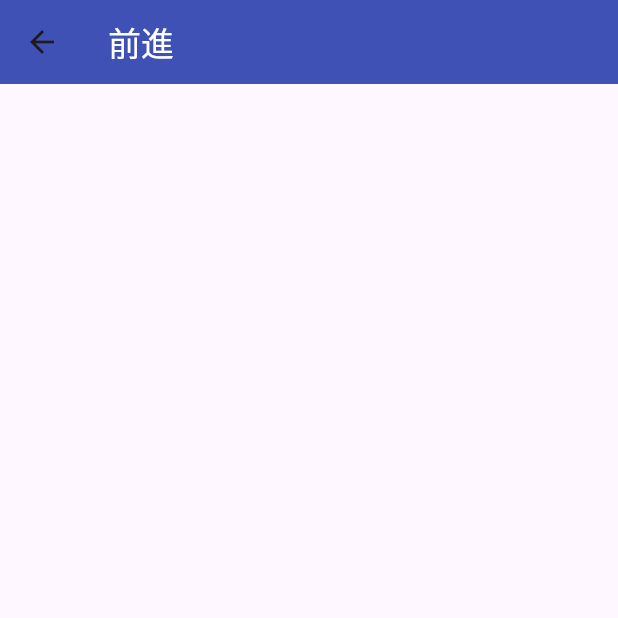
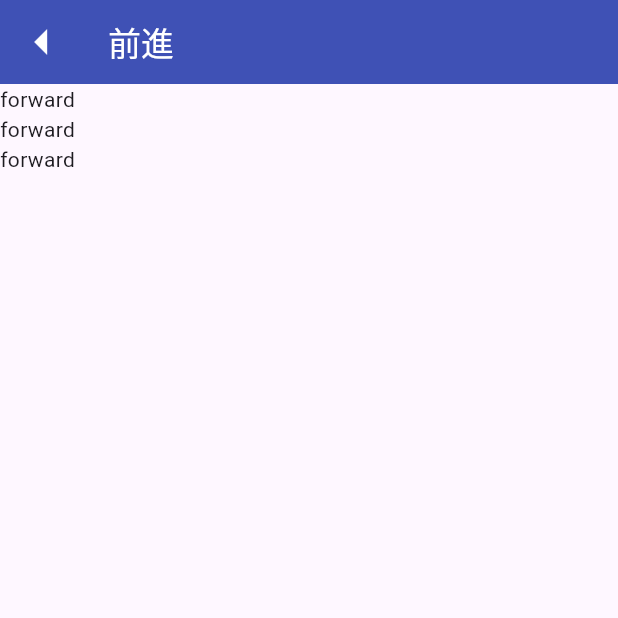
Before and after one commit to penguin104/sigusa2_flutterApp, a Flutter app: the screen it shows after launch, after a tap on "前進", on a phone screen of 412 x 824 dp, the top half of it. Run offline on Flutter 3.47's test engine with Material 3 defaults, Android fonts, the light colour scheme and no system bars.

Commit message:
プロジェクトごとにプログラムを表示できる

```diff
--- a/lib/program_edit.dart
+++ b/lib/program_edit.dart
@@ -15,6 +15,15 @@ class _ProgramEditState extends State<ProgramEdit> {
     return Scaffold(
       appBar: AppBar(
         backgroundColor: Colors.indigo,
+        leading: IconButton(
+            onPressed: () {
+              Navigator.pushNamed(context, '/selectProject');
+            },
+            icon: Icon(
+              Icons.arrow_left,
+              color: Colors.white,
+              size: 40,
+            )),
         title: Text(
           selectProject.project_name,
           // "test",
@@ -23,6 +32,14 @@ class _ProgramEditState extends State<ProgramEdit> {
           ),
         ),
       ),
+      body: Container(
+        child: ListView.builder(
+            itemCount: selectProject.program.length,
+            itemBuilder: (context, index) {
+              final action = selectProject.program[index];
+              return Text(action.action);//TODO プログラムセルウィジェット実装する
+            }),
+      ),
     );
   }
 }
--- a/lib/select_project.dart
+++ b/lib/select_project.dart
@@ -40,6 +40,7 @@ class _SelectProject extends State<SelectProject> {
   @override
   Widget build(BuildContext context) {
     final appBar = AppBar(
+      automaticallyImplyLeading: false,
       title: Text(
         "SIGUSA2",
         style: TextStyle(
```
Also changed, not shown: lib/main.dart (line endings or trailing spaces).
